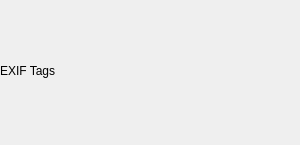
Above: qimgv/gui/overlays/imageinfooverlay.ui from duckautomata/qimgv before the change. Below: the same form after it.
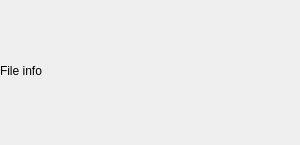
That is the form after the change. Custom widgets are drawn as their Qt base class.

Commit message: fix: size the file info panel to its content, and call it what it is

Diff of the .ui file:
```diff
--- a/qimgv/gui/overlays/imageinfooverlay.ui
+++ b/qimgv/gui/overlays/imageinfooverlay.ui
@@ -93,7 +93,7 @@
          </sizepolicy>
         </property>
         <property name="text">
-         <string>EXIF Tags</string>
+         <string>File info</string>
         </property>
        </widget>
       </item>
```
The commit also changes 1 other file.
